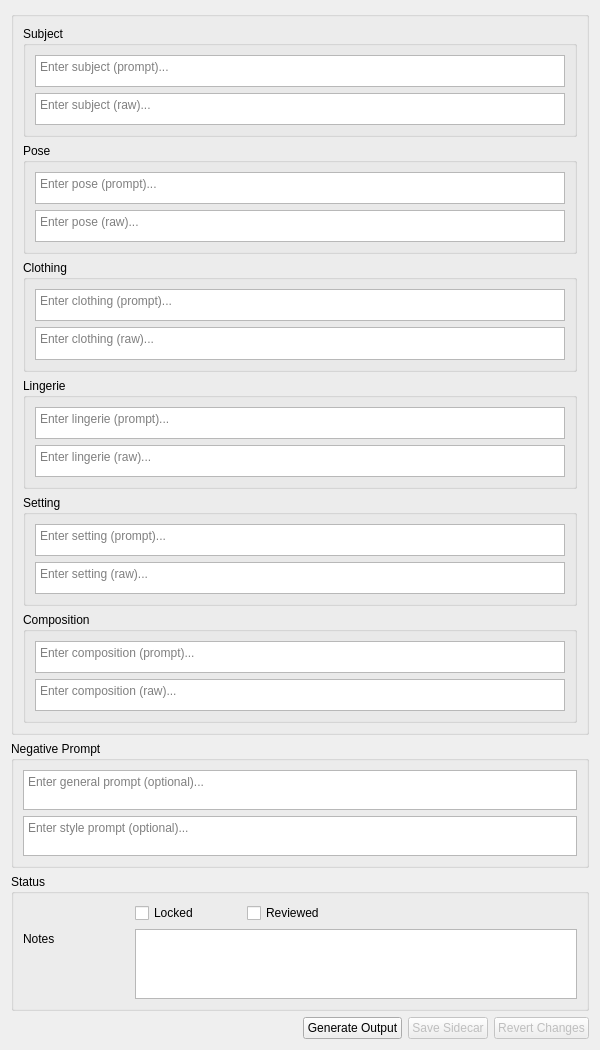
Above: Qt/widgets/editorPanel.ui from Glawster/sidecarEditor before the change. Below: the same form after it.
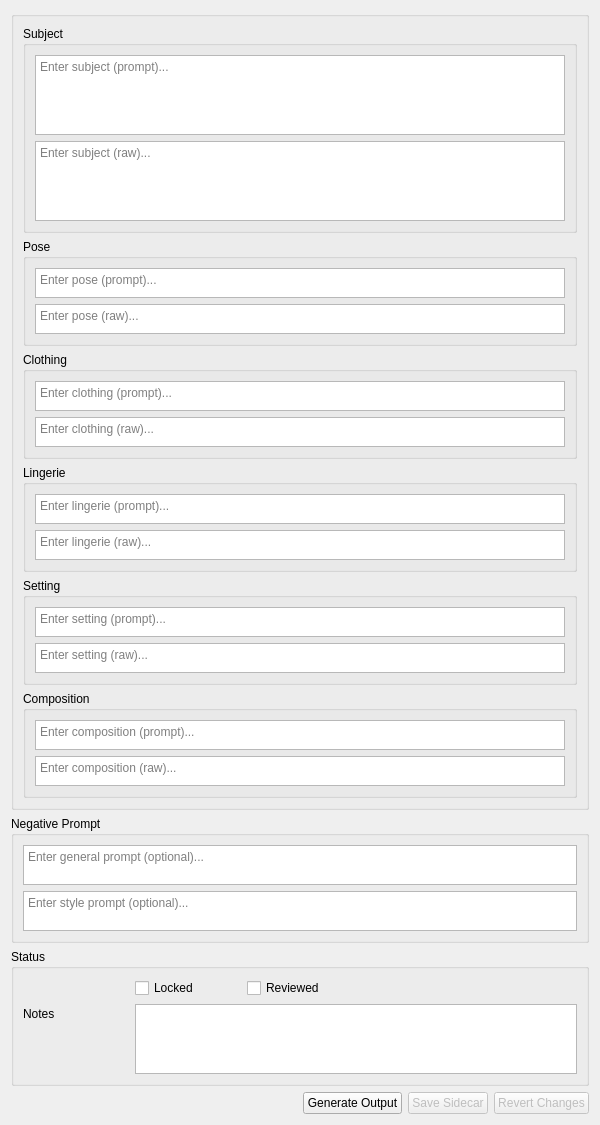
That is the form after the change.

Commit message: Add launch configuration for debugging and refactor EditorPanel UI for improved functionality and layout

What changed in the file:
```diff
--- a/Qt/widgets/editorPanel.ui
+++ b/Qt/widgets/editorPanel.ui
@@ -31,7 +31,7 @@
            <property name="minimumSize">
             <size>
              <width>0</width>
-             <height>30</height>
+             <height>80</height>
             </size>
            </property>
            <property name="placeholderText">
@@ -44,7 +44,7 @@
            <property name="minimumSize">
             <size>
              <width>0</width>
-             <height>30</height>
+             <height>80</height>
             </size>
            </property>
            <property name="placeholderText">
```
The commit also changes 3 other files.
